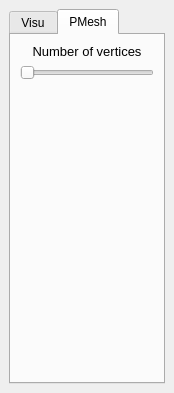
Old version of the form src/VDPMesh_App.ui in the repository abletterer/Multi-Triangulation.
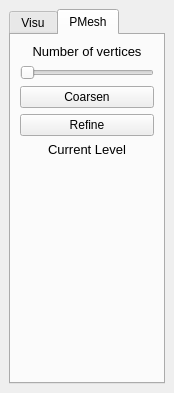
New version of the form.

Commit message: Modifications de l'application

```diff
--- a/src/VDPMesh_App.ui
+++ b/src/VDPMesh_App.ui
@@ -124,7 +124,7 @@
           </property>
          </widget>
         </item>
-        <item row="2" column="0">
+        <item row="10" column="0">
          <spacer name="verticalSpacer_2">
           <property name="orientation">
            <enum>Qt::Vertical</enum>
@@ -148,6 +148,45 @@
           </property>
          </widget>
         </item>
+        <item row="2" column="0">
+         <widget class="QPushButton" name="pushButton_coarsen">
+          <property name="text">
+           <string>Coarsen</string>
+          </property>
+         </widget>
+        </item>
+        <item row="3" column="0">
+         <widget class="QPushButton" name="pushButton_refine">
+          <property name="text">
+           <string>Refine</string>
+          </property>
+         </widget>
+        </item>
+        <item row="4" column="0">
+         <widget class="QLabel" name="label">
+          <property name="text">
+           <string>&lt;!DOCTYPE HTML PUBLIC &quot;-//W3C//DTD HTML 4.0//EN&quot; &quot;http://www.w3.org/TR/REC-html40/strict.dtd&quot;&gt;
+&lt;html&gt;&lt;head&gt;&lt;meta name=&quot;qrichtext&quot; content=&quot;1&quot; /&gt;&lt;style type=&quot;text/css&quot;&gt;
+p, li { white-space: pre-wrap; }
+&lt;/style&gt;&lt;/head&gt;&lt;body style=&quot; font-family:'Sans'; font-size:10pt; font-weight:400; font-style:normal;&quot;&gt;
+&lt;p align=&quot;center&quot; style=&quot; margin-top:0px; margin-bottom:0px; margin-left:0px; margin-right:0px; -qt-block-indent:0; text-indent:0px;&quot;&gt;Current Level&lt;/p&gt;&lt;/body&gt;&lt;/html&gt;</string>
+          </property>
+         </widget>
+        </item>
+        <item row="6" column="0">
+         <layout class="QHBoxLayout" name="horizontalLayout"/>
+        </item>
+        <item row="5" column="0">
+         <widget class="QLabel" name="label_currentLevel">
+          <property name="text">
+           <string>&lt;!DOCTYPE HTML PUBLIC &quot;-//W3C//DTD HTML 4.0//EN&quot; &quot;http://www.w3.org/TR/REC-html40/strict.dtd&quot;&gt;
+&lt;html&gt;&lt;head&gt;&lt;meta name=&quot;qrichtext&quot; content=&quot;1&quot; /&gt;&lt;style type=&quot;text/css&quot;&gt;
+p, li { white-space: pre-wrap; }
+&lt;/style&gt;&lt;/head&gt;&lt;body style=&quot; font-family:'Sans'; font-size:10pt; font-weight:400; font-style:normal;&quot;&gt;
+&lt;p align=&quot;center&quot; style=&quot;-qt-paragraph-type:empty; margin-top:0px; margin-bottom:0px; margin-left:0px; margin-right:0px; -qt-block-indent:0; text-indent:0px;&quot;&gt;&lt;/p&gt;&lt;/body&gt;&lt;/html&gt;</string>
+          </property>
+         </widget>
+        </item>
        </layout>
       </widget>
      </widget>
```
The commit also changes 2 other files.
